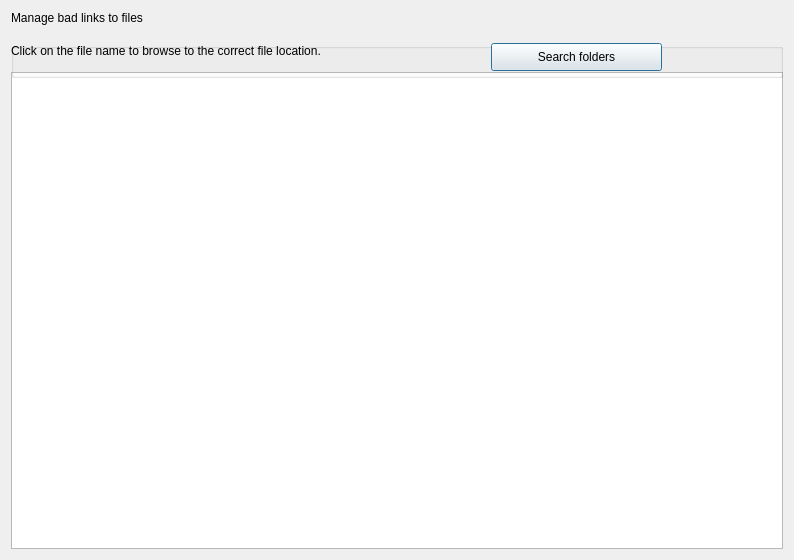
This is src/GUI_UIs/ui_dialog_manage_links.ui in ccbogel/QualCoder as Qt 5 draws it before an edit. The edited form follows.
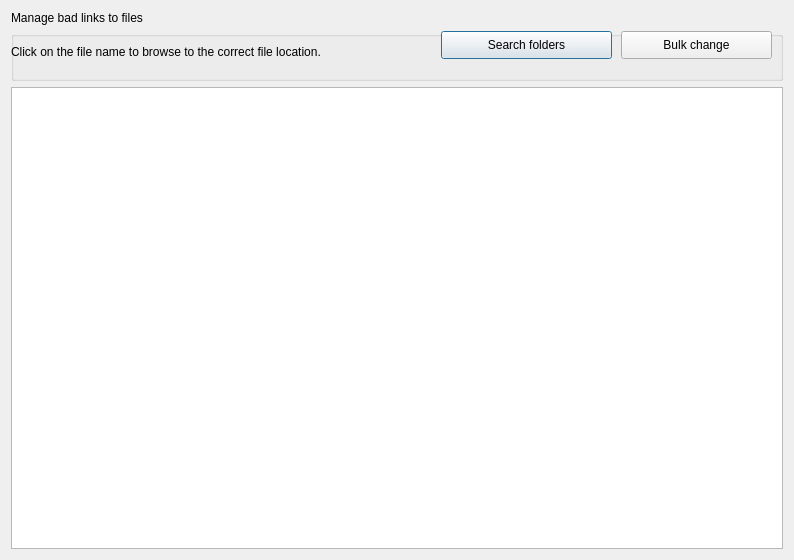
This is the edited form.

Commit message: bulk update button

```diff
--- a/src/GUI_UIs/ui_dialog_manage_links.ui
+++ b/src/GUI_UIs/ui_dialog_manage_links.ui
@@ -29,13 +29,13 @@
      <property name="minimumSize">
       <size>
        <width>0</width>
-       <height>35</height>
+       <height>50</height>
       </size>
      </property>
      <property name="maximumSize">
       <size>
        <width>16777215</width>
-       <height>10</height>
+       <height>50</height>
       </size>
      </property>
      <property name="title">
@@ -46,18 +46,21 @@
        <rect>
         <x>0</x>
         <y>0</y>
-        <width>441</width>
-        <height>16</height>
+        <width>421</width>
+        <height>41</height>
        </rect>
       </property>
       <property name="text">
        <string>Click on the file name to browse to the correct file location.</string>
       </property>
+      <property name="wordWrap">
+       <bool>true</bool>
+      </property>
      </widget>
      <widget class="QPushButton" name="pushButton_search_folders">
       <property name="geometry">
        <rect>
-        <x>480</x>
+        <x>430</x>
         <y>0</y>
         <width>171</width>
         <height>28</height>
@@ -70,6 +73,25 @@
        <string>Search folders</string>
       </property>
      </widget>
+     <widget class="QPushButton" name="pushButton_bulk">
+      <property name="geometry">
+       <rect>
+        <x>610</x>
+        <y>0</y>
+        <width>151</width>
+        <height>28</height>
+       </rect>
+      </property>
+      <property name="toolTip">
+       <string>Change file path link across all the files.
+This is useful when you have a big change such as copying the project and external files to another computer.
+
+e.g. from C:/users/OldUser/Images to C:/usersNewUser/Images</string>
+      </property>
+      <property name="text">
+       <string>Bulk change</string>
+      </property>
+     </widget>
     </widget>
    </item>
   </layout>
```
Left out of the diff: 2 changed lines with no effect on the pictures.
